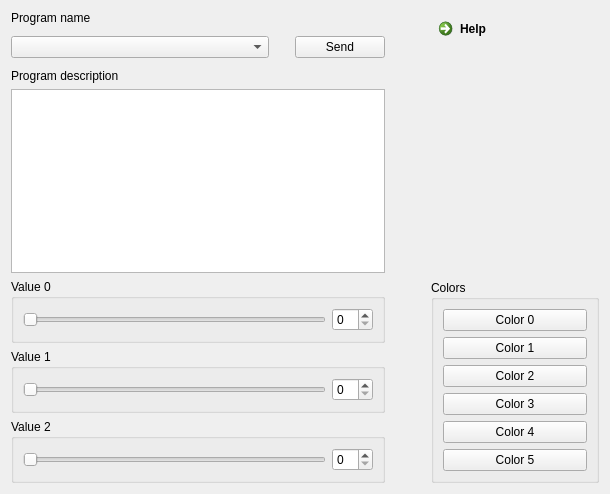
This is LinStrip/FormPrograms.ui in guttih/WinStrip as Qt 5 draws it before an edit. The edited form follows.
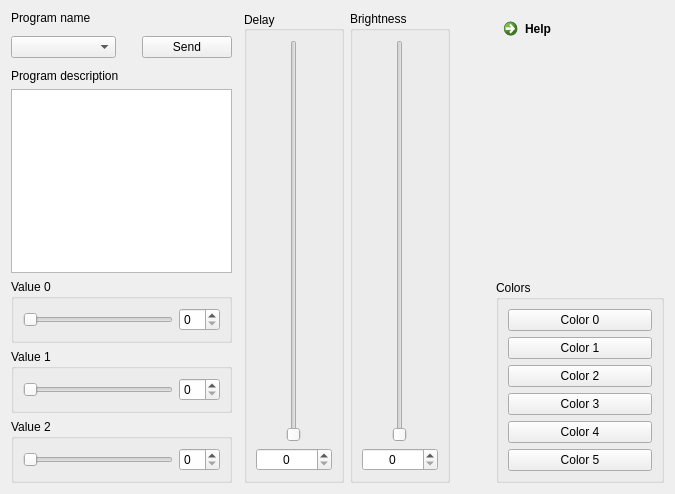
This is the edited form.

Commit message: Adding tro gui Brightness and delay

The edit to the form file:
```diff
--- a/LinStrip/FormPrograms.ui
+++ b/LinStrip/FormPrograms.ui
@@ -6,7 +6,7 @@
    <rect>
     <x>0</x>
     <y>0</y>
-    <width>610</width>
+    <width>675</width>
     <height>494</height>
    </rect>
   </property>
@@ -144,6 +144,151 @@
        </item>
       </layout>
      </item>
+     <item>
+      <spacer name="horizontalSpacer_2">
+       <property name="orientation">
+        <enum>Qt::Horizontal</enum>
+       </property>
+       <property name="sizeHint" stdset="0">
+        <size>
+         <width>40</width>
+         <height>20</height>
+        </size>
+       </property>
+      </spacer>
+     </item>
+     <item>
+      <layout class="QVBoxLayout" name="verticalLayoutMiddle">
+       <property name="leftMargin">
+        <number>0</number>
+       </property>
+       <item>
+        <layout class="QHBoxLayout" name="horizontalLayout_4">
+         <item>
+          <layout class="QVBoxLayout" name="verticalLayout_6"/>
+         </item>
+        </layout>
+       </item>
+       <item>
+        <layout class="QHBoxLayout" name="horizontalLayoutMiddle">
+         <item>
+          <widget class="QGroupBox" name="vGroupBoxDelay">
+           <property name="minimumSize">
+            <size>
+             <width>100</width>
+             <height>0</height>
+            </size>
+           </property>
+           <property name="maximumSize">
+            <size>
+             <width>100</width>
+             <height>16777215</height>
+            </size>
+           </property>
+           <property name="title">
+            <string>Delay</string>
+           </property>
+           <property name="alignment">
+            <set>Qt::AlignLeading|Qt::AlignLeft|Qt::AlignVCenter</set>
+           </property>
+           <property name="flat">
+            <bool>false</bool>
+           </property>
+           <layout class="QVBoxLayout" name="verticalLayout">
+            <item>
+             <widget class="QSlider" name="sliderDelay">
+              <property name="sizePolicy">
+               <sizepolicy hsizetype="Expanding" vsizetype="Expanding">
+                <horstretch>0</horstretch>
+                <verstretch>0</verstretch>
+               </sizepolicy>
+              </property>
+              <property name="minimumSize">
+               <size>
+                <width>0</width>
+                <height>0</height>
+               </size>
+              </property>
+              <property name="maximum">
+               <number>5000</number>
+              </property>
+              <property name="orientation">
+               <enum>Qt::Vertical</enum>
+              </property>
+             </widget>
+            </item>
+            <item>
+             <widget class="QSpinBox" name="spinBoxDelay">
+              <property name="alignment">
+               <set>Qt::AlignCenter</set>
+              </property>
+              <property name="maximum">
+               <number>5000</number>
+              </property>
+             </widget>
+            </item>
+           </layout>
+          </widget>
+         </item>
+        </layout>
+       </item>
+      </layout>
+     </item>
+     <item>
+      <layout class="QVBoxLayout" name="verticalLayoutMiddle2">
+       <item>
+        <layout class="QHBoxLayout" name="horizontalLayoutMiddle2">
+         <item>
+          <widget class="QGroupBox" name="vlGroupBoxBrightness">
+           <property name="minimumSize">
+            <size>
+             <width>100</width>
+             <height>0</height>
+            </size>
+           </property>
+           <property name="maximumSize">
+            <size>
+             <width>100</width>
+             <height>16777215</height>
+            </size>
+           </property>
+           <property name="title">
+            <string>Brightness</string>
+           </property>
+           <layout class="QVBoxLayout" name="verticalLayout_7">
+            <item>
+             <widget class="QSlider" name="sliderBrightness">
+              <property name="sizePolicy">
+               <sizepolicy hsizetype="Expanding" vsizetype="Expanding">
+                <horstretch>0</horstretch>
+                <verstretch>0</verstretch>
+               </sizepolicy>
+              </property>
+              <property name="maximum">
+               <number>255</number>
+              </property>
+              <property name="orientation">
+               <enum>Qt::Vertical</enum>
+              </property>
+             </widget>
+            </item>
+            <item>
+             <widget class="QSpinBox" name="spinBoxBrightness">
+              <property name="alignment">
+               <set>Qt::AlignCenter</set>
+              </property>
+              <property name="maximum">
+               <number>255</number>
+              </property>
+             </widget>
+            </item>
+           </layout>
+          </widget>
+         </item>
+        </layout>
+       </item>
+      </layout>
+     </item>
      <item>
       <spacer name="horizontalSpacer">
        <property name="orientation">
```
The commit also changes 2 other files.
